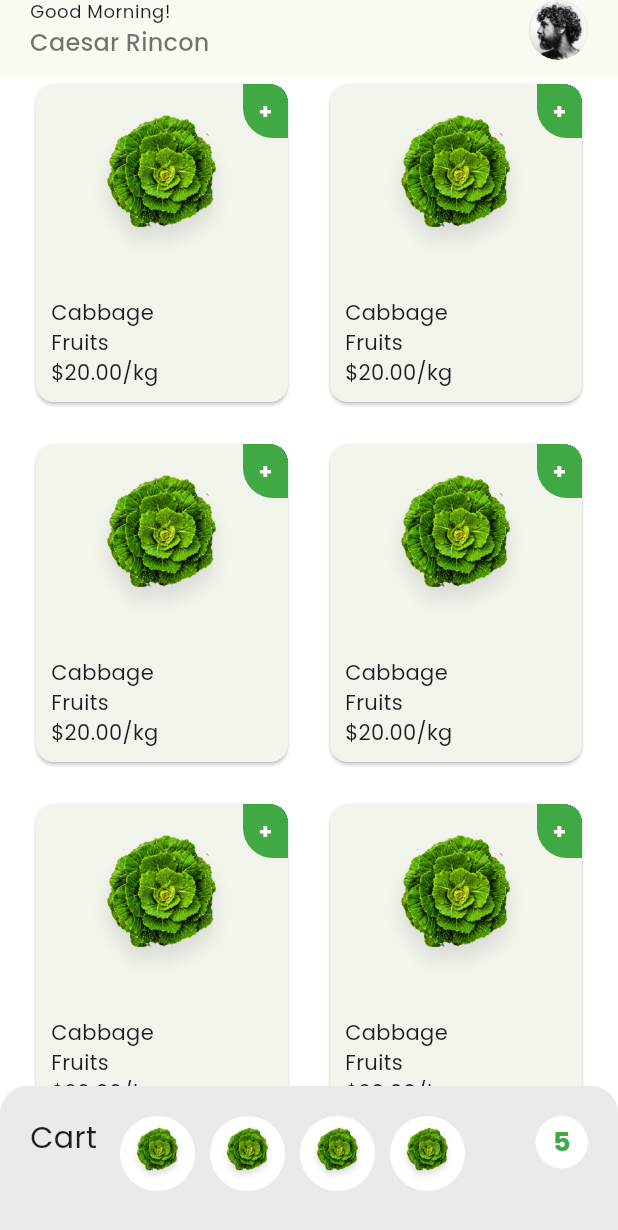
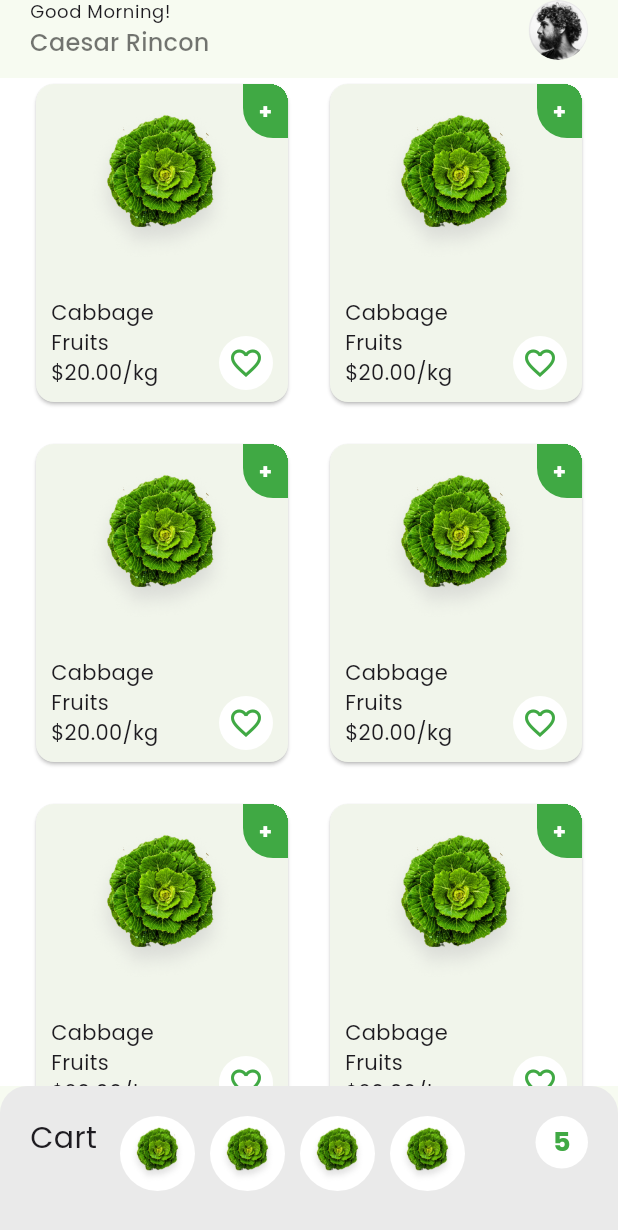
Before and after one commit to kmrosiek/grocery-row-to-column-animation, a Flutter app: the screen it shows after launch, on a phone screen of 412 x 824 dp. Shown: the top 1230 px of the screen. Run offline on Flutter 3.47's test engine with Material 3 defaults, Android fonts, the phone set to English and light mode, and no system bars; drawn by our look-alikes of flutter_animate; our stand-ins replace google_fonts.

Commit message:
Added hearts to product carts

```diff
--- a/lib/presentation/home/home.dart
+++ b/lib/presentation/home/home.dart
@@ -42,6 +42,7 @@ class _HomeState extends State<Home> with SingleTickerProviderStateMixin {
                     child: AbsorbPointer(
                         absorbing: _cartExpanded,
                         child: const ProductsGrid()))),
+            const SizedBox(height: 100),
           ]),
           GestureDetector(
               onTap: _cartExpanded
--- a/lib/presentation/home/products_grid/product_card/count_badge/count_badge.dart
+++ b/lib/presentation/home/products_grid/product_card/count_badge/count_badge.dart
@@ -1,5 +1,6 @@
 import 'package:async/async.dart';
 import 'package:flutter/material.dart';
+import 'package:flutter_animate/flutter_animate.dart';
 import 'package:grocery/presentation/common/app_colors.dart';
 import 'package:grocery/presentation/home/products_grid/product_card/count_badge/count_text.dart';
 import 'package:grocery/presentation/home/products_grid/product_card/count_badge/opened_badge.dart';
--- a/lib/presentation/home/products_grid/product_card/product_card.dart
+++ b/lib/presentation/home/products_grid/product_card/product_card.dart
@@ -1,6 +1,7 @@
 import 'package:flutter/material.dart';
 import 'package:grocery/presentation/common/assets.dart';
 import 'package:grocery/presentation/home/products_grid/product_card/count_badge/count_badge.dart';
+import 'package:grocery/presentation/home/products_grid/product_card/product_heart.dart';
 
 class ProductCard extends StatelessWidget {
   const ProductCard({super.key});
@@ -27,10 +28,13 @@ class ProductCard extends StatelessWidget {
               )
             ],
           ),
-          const Align(
-            alignment: Alignment.topRight,
-            child: CountBadge(),
-          ),
+          const Align(alignment: Alignment.topRight, child: CountBadge()),
+          Align(
+              alignment: Alignment.bottomRight,
+              child: ProductHeart(
+                isLiked: false,
+                onPressed: () {},
+              )),
         ],
       ),
     );
--- /dev/null
+++ b/lib/presentation/home/products_grid/product_card/product_heart.dart
@@ -0,0 +1,64 @@
+import 'package:flutter/material.dart';
+import 'package:flutter_animate/flutter_animate.dart';
+import 'package:grocery/presentation/common/app_colors.dart';
+
+class ProductHeart extends StatefulWidget {
+  const ProductHeart(
+      {super.key, required this.onPressed, required this.isLiked});
+  final VoidCallback onPressed;
+  final bool isLiked;
+
+  @override
+  State<ProductHeart> createState() => _ProductHeartState();
+}
+
+class _ProductHeartState extends State<ProductHeart>
+    with TickerProviderStateMixin {
+  late final AnimationController _controller;
+  bool isL = false;
+
+  @override
+  void initState() {
+    super.initState();
+    _controller = AnimationController(
+      vsync: this,
+      duration: const Duration(milliseconds: 150),
+    );
+  }
+
+  @override
+  void dispose() {
+    _controller.dispose();
+    super.dispose();
+  }
+
+  @override
+  Widget build(BuildContext context) {
+    return GestureDetector(
+      onTap: () {
+        widget.onPressed();
+        _controller.forward().then((_) => _controller.reverse());
+        setState(() {
+          isL = !isL;
+        });
+      },
+      child: Container(
+        color: AppColors.greyBackground.withAlpha(0),
+        child: Container(
+          margin: const EdgeInsets.symmetric(horizontal: 10.0, vertical: 8.0),
+          padding: const EdgeInsets.all(6.0),
+          decoration:
+              const BoxDecoration(shape: BoxShape.circle, color: Colors.white),
+          child: Animate(
+            effects: const [FadeEffect(), ScaleEffect()],
+            child: ScaleTransition(
+              scale: Tween<double>(begin: 1.0, end: 1.5).animate(_controller),
+              child: Icon(isL ? Icons.favorite : Icons.favorite_border,
+                  color: AppColors.primaryColor),
+            ),
+          ),
+        ),
+      ),
+    );
+  }
+}
--- a/pubspec.yaml
+++ b/pubspec.yaml
@@ -32,6 +32,7 @@ dependencies:
   cupertino_icons: ^1.0.6
   flutter:
     sdk: flutter
+  flutter_animate: ^4.5.0
   google_fonts: ^6.2.1
 
 dev_dependencies:
```
Also changed, not shown: pubspec.lock.
